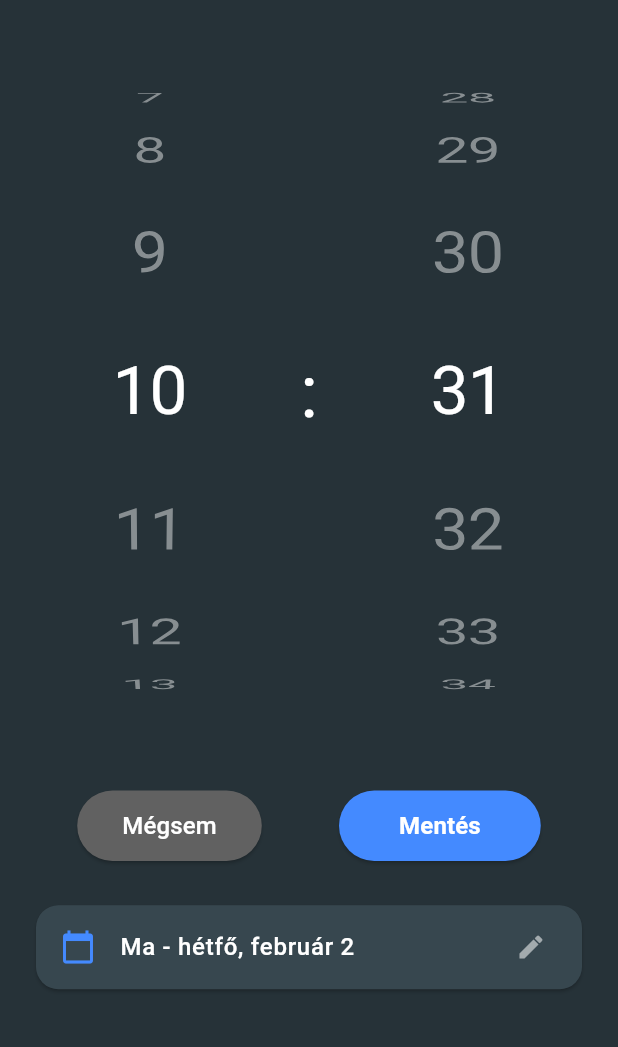
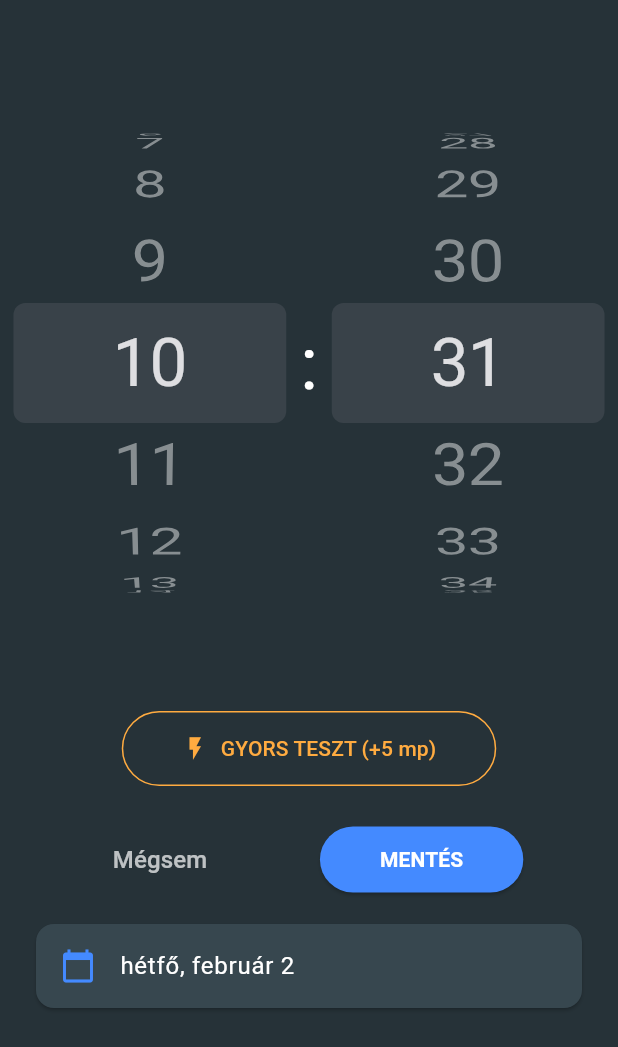
Before and after one commit to KeveXD/OsszHarang, a Flutter app: the EditPage screen opened directly, on a phone screen of 412 x 824 dp. Shown: the top 1047 px of the screen. Run offline on Flutter 3.47's test engine with Material 3 defaults, Android fonts, the light colour scheme and no system bars; our stand-ins replace flutter_slidable, permission_handler; missing offline and left inert: alarm, flutter_sound.

Commit message:
alakul
teszt harang beallitasa

```diff
--- a/Osszharang/lib/edit_page.dart
+++ b/Osszharang/lib/edit_page.dart
@@ -30,7 +30,6 @@ class _EditPageState extends State<EditPage> {
   void initState() {
     super.initState();
 
-    // Kezdő dátum beállítása (következő perc eleje)
     valasztottDatum = DateTime.now().add(const Duration(minutes: 1));
     valasztottDatum = valasztottDatum.copyWith(second: 0, millisecond: 0);
 
@@ -38,9 +37,9 @@ class _EditPageState extends State<EditPage> {
     minute = valasztottDatum.minute;
 
     loopAudio = false;
-    vibrate = false;
-    volume = null;
-    hang = 'assets/harang.mp3';
+    vibrate = true;
+    volume = 1.0;
+    hang = 'assets/harangozas2.mp3';
 
     _minuteController = FixedExtentScrollController(initialItem: minute);
     _hourController = FixedExtentScrollController(initialItem: hour);
@@ -53,84 +52,41 @@ class _EditPageState extends State<EditPage> {
     super.dispose();
   }
 
-  String getDay() {
-    final now = DateTime.now();
-    final today = DateTime(now.year, now.month, now.day);
-    final difference = DateTime(valasztottDatum.year, valasztottDatum.month, valasztottDatum.day).difference(today).inDays;
-
-    switch (difference) {
-      case 0:
-        return 'Ma - ${DateFormat('EEEE, MMMM d', 'hu_HU').format(valasztottDatum)}';
-      case 1:
-        return 'Holnap - ${DateFormat('EEEE, MMMM d', 'hu_HU').format(valasztottDatum)}';
-      default:
-        return DateFormat('EEEE, MMMM d', 'hu_HU').format(valasztottDatum);
-    }
-  }
-
-  AlarmSettings buildAlarmSettings() {
+  // Segédfüggvény az AlarmSettings összeállításához
+  AlarmSettings _createSettings(DateTime scheduledTime, {bool isTest = false}) {
     final id = widget.alarmSettings?.id ?? DateTime.now().millisecondsSinceEpoch % 10000;
-
     return AlarmSettings(
       id: id,
-      dateTime: valasztottDatum,
+      dateTime: scheduledTime,
       loopAudio: loopAudio,
       vibrate: vibrate,
       volume: volume,
       assetAudioPath: hang,
-      notificationTitle: 'Összetartozás Harangja',
-      notificationBody: 'trianoni évforduló',
+      notificationTitle: isTest ? 'Teszt harangozás' : 'Összetartozás Harangja',
+      notificationBody: isTest ? 'A teszt sikeres!' : 'trianoni évforduló',
     );
   }
 
+  // Normál mentés (a picker értékei alapján)
   void saveAlarm() {
-    Alarm.set(alarmSettings: buildAlarmSettings()).then((res) {
-      if (res) {
-        Navigator.pop(context, true);
-      }
+    Alarm.set(alarmSettings: _createSettings(valasztottDatum)).then((res) {
+      if (res) Navigator.pop(context, true);
+    });
+  }
+
+  // GYORS TESZT: Azonnali mentés +5 másodpercre
+  void quickTest() {
+    final testTime = DateTime.now().add(const Duration(seconds: 5));
+    Alarm.set(alarmSettings: _createSettings(testTime, isTest: true)).then((res) {
+      if (res) Navigator.pop(context, true);
     });
   }
 
   void _updateTime() {
     final now = DateTime.now();
-    DateTime tempDate = DateTime(
-      valasztottDatum.year,
-      valasztottDatum.month,
-      valasztottDatum.day,
-      hour,
-      minute,
-    );
-
-    // Ha a beállított idő már elmúlt a mai napon, tegye át holnapra
-    if (tempDate.isBefore(now)) {
-      tempDate = tempDate.add(const Duration(days: 1));
-    }
-
-    setState(() {
-      valasztottDatum = tempDate;
-    });
-  }
-
-  Future<void> _selectDate(BuildContext context) async {
-    final DateTime? picked = await showDatePicker(
-      context: context,
-      initialDate: valasztottDatum,
-      firstDate: DateTime.now(),
-      lastDate: DateTime(2030, 12, 31),
-    );
-
-    if (picked != null) {
-      setState(() {
-        valasztottDatum = DateTime(
-          picked.year,
-          picked.month,
-          picked.day,
-          hour,
-          minute,
-        );
-        _updateTime(); // Ellenőrizzük, hogy az idő érvényes-e így is
-      });
-    }
+    DateTime tempDate = DateTime(valasztottDatum.year, valasztottDatum.month, valasztottDatum.day, hour, minute);
+    if (tempDate.isBefore(now)) tempDate = tempDate.add(const Duration(days: 1));
+    setState(() => valasztottDatum = tempDate);
   }
 
   @override
@@ -141,6 +97,7 @@ class _EditPageState extends State<EditPage> {
         child: Column(
           children: [
             const SizedBox(height: 20),
+
             // 1. IDŐVÁLASZTÓ
             Flexible(
               flex: 3,
@@ -160,19 +117,30 @@ class _EditPageState extends State<EditPage> {
               ),
             ),
 
-            // 2. MENTÉS ÉS MÉGSEM GOMBOK (Feljebb hozva)
+            // 2. GYORS TESZT GOMB (Kiemelve)
             Padding(
-              padding: const EdgeInsets.symmetric(vertical: 25.0),
+              padding: const EdgeInsets.symmetric(vertical: 10.0),
+              child: OutlinedButton.icon(
+                onPressed: quickTest,
+                icon: const Icon(Icons.flash_on, color: Colors.orangeAccent),
+                label: const Text("GYORS TESZT (+5 mp)", style: TextStyle(color: Colors.orangeAccent)),
+                style: OutlinedButton.styleFrom(
+                  side: const BorderSide(color: Colors.orangeAccent),
+                  padding: const EdgeInsets.symmetric(horizontal: 40, vertical: 15),
+                  shape: RoundedRectangleBorder(borderRadius: BorderRadius.circular(30)),
+                ),
+              ),
+            ),
+
+            // 3. MENTÉS ÉS MÉGSEM GOMBOK
+            Padding(
+              padding: const EdgeInsets.symmetric(vertical: 15.0),
               child: Row(
                 mainAxisAlignment: MainAxisAlignment.spaceEvenly,
                 children: [
-                  ElevatedButton(
+                  TextButton(
                     onPressed: () => Navigator.pop(context),
-                    style: ElevatedButton.styleFrom(
-                      backgroundColor: Colors.grey.shade700,
-                      padding: const EdgeInsets.symmetric(horizontal: 30, vertical: 12),
-                    ),
-                    child: const Text("Mégsem", style: TextStyle(color: Colors.white, fontSize: 16)),
+                    child: const Text("Mégsem", style: TextStyle(color: Colors.white70, fontSize: 16)),
                   ),
                   ElevatedButton(
                     onPressed: saveAlarm,
@@ -180,30 +148,26 @@ class _EditPageState extends State<EditPage> {
                       backgroundColor: Colors.blueAccent,
                       padding: const EdgeInsets.symmetric(horizontal: 40, vertical: 12),
                     ),
-                    child: const Text("Mentés", style: TextStyle(color: Colors.white, fontSize: 16, fontWeight: FontWeight.bold)),
+                    child: const Text("MENTÉS", style: TextStyle(color: Colors.white, fontWeight: FontWeight.bold)),
                   ),
                 ],
               ),
             ),
 
-            // 3. DÁTUMVÁLASZTÓ KÁRTYA
+            // 4. DÁTUMVÁLASZTÓ KÁRTYA
             Padding(
               padding: const EdgeInsets.symmetric(horizontal: 20.0),
               child: Card(
                 color: Colors.blueGrey.shade800,
-                shape: RoundedRectangleBorder(borderRadius: BorderRadius.circular(15)),
                 child: ListTile(
                   leading: const Icon(Icons.calendar_today, color: Colors.blueAccent),
                   title: Text(
-                    getDay(),
-                    style: const TextStyle(color: Colors.white, fontWeight: FontWeight.w500),
+                    DateFormat('EEEE, MMMM d', 'hu_HU').format(valasztottDatum),
+                    style: const TextStyle(color: Colors.white),
                   ),
-                  trailing: const Icon(Icons.edit, color: Colors.white54, size: 20),
-                  onTap: () => _selectDate(context),
                 ),
               ),
             ),
-
             const Spacer(),
           ],
         ),
@@ -214,13 +178,8 @@ class _EditPageState extends State<EditPage> {
   Widget _buildPicker(FixedExtentScrollController controller, int count, ValueChanged<int> onChanged, {bool isMinute = false}) {
     return Flexible(
       child: CupertinoPicker(
-        squeeze: 0.9,
-        diameterRatio: 1.5,
-        useMagnifier: true,
-        looping: true,
         itemExtent: 80,
         scrollController: controller,
-        selectionOverlay: const CupertinoPickerDefaultSelectionOverlay(background: Colors.transparent),
         onSelectedItemChanged: onChanged,
         children: List.generate(count, (i) => Center(
           child: Text(
```
